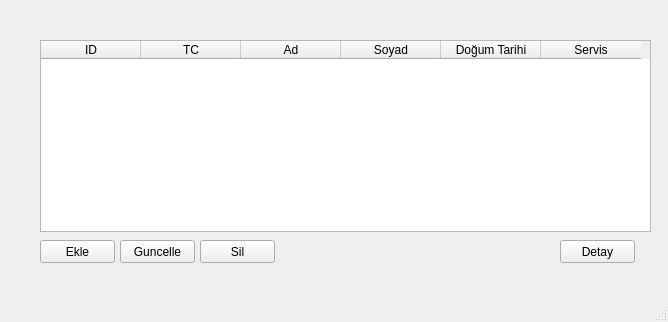
SelinElifGur/enfeksiyon, file ana_pencere.ui: the form before one commit.
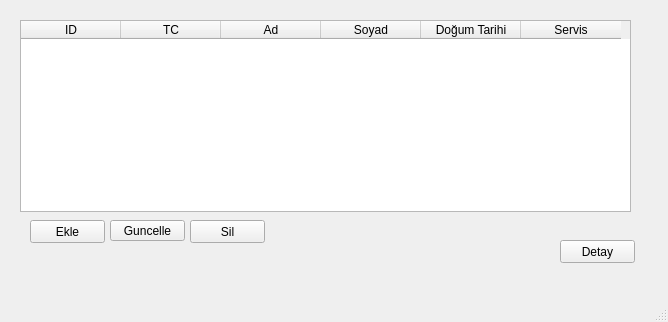
The form after the commit.

What changed in the file:
```diff
--- a/ana_pencere.ui
+++ b/ana_pencere.ui
@@ -23,8 +23,8 @@
    <widget class="QTableWidget" name="tableWidget">
     <property name="geometry">
      <rect>
-      <x>40</x>
-      <y>40</y>
+      <x>20</x>
+      <y>20</y>
       <width>611</width>
       <height>192</height>
      </rect>
@@ -72,8 +72,8 @@
    <widget class="QPushButton" name="btnHastaEkle">
     <property name="geometry">
      <rect>
-      <x>40</x>
-      <y>240</y>
+      <x>30</x>
+      <y>220</y>
       <width>75</width>
       <height>23</height>
      </rect>
@@ -82,26 +82,26 @@
      <string>Ekle</string>
     </property>
    </widget>
-   <widget class="QPushButton" name="btnHastaSil">
-    <property name="geometry">
-     <rect>
-      <x>200</x>
-      <y>240</y>
-      <width>75</width>
-      <height>23</height>
-     </rect>
-    </property>
-    <property name="text">
-     <string>Sil</string>
-    </property>
-   </widget>
    <widget class="QPushButton" name="btnHastaGuncelle">
     <property name="geometry">
      <rect>
-      <x>120</x>
-      <y>240</y>
+      <x>190</x>
+      <y>220</y>
       <width>75</width>
       <height>23</height>
+     </rect>
+    </property>
+    <property name="text">
+     <string>Sil</string>
+    </property>
+   </widget>
+   <widget class="QPushButton" name="btnHastaSil">
+    <property name="geometry">
+     <rect>
+      <x>110</x>
+      <y>220</y>
+      <width>75</width>
+      <height>21</height>
      </rect>
     </property>
     <property name="text">
```
